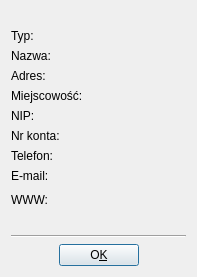
Above: qfaktury/ui/CounterpartyInfoDialog.ui from tkQCompany/qcompany before the change. Below: the same form after it.
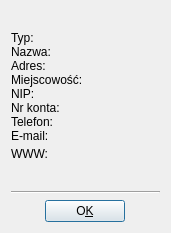
That is the form after the change.

Diff of the .ui file:
```diff
--- a/qfaktury/ui/CounterpartyInfoDialog.ui
+++ b/qfaktury/ui/CounterpartyInfoDialog.ui
@@ -6,8 +6,8 @@
    <rect>
     <x>0</x>
     <y>0</y>
-    <width>197</width>
-    <height>277</height>
+    <width>171</width>
+    <height>233</height>
    </rect>
   </property>
   <property name="sizePolicy">
@@ -22,22 +22,48 @@
   <layout class="QVBoxLayout" name="verticalLayout">
    <item>
     <layout class="QHBoxLayout" name="horizontalLayout">
+     <property name="spacing">
+      <number>0</number>
+     </property>
      <item>
       <layout class="QFormLayout" name="formLayout">
+       <property name="fieldGrowthPolicy">
+        <enum>QFormLayout::ExpandingFieldsGrow</enum>
+       </property>
        <property name="formAlignment">
         <set>Qt::AlignLeading|Qt::AlignLeft|Qt::AlignVCenter</set>
        </property>
+       <property name="horizontalSpacing">
+        <number>0</number>
+       </property>
+       <property name="verticalSpacing">
+        <number>0</number>
+       </property>
+       <item row="0" column="0">
+        <widget class="QLabel" name="labelType">
+         <property name="text">
+          <string>Typ:</string>
+         </property>
+        </widget>
+       </item>
+       <item row="0" column="1">
+        <widget class="QLabel" name="labelTypeVal">
+         <property name="text">
+          <string/>
+         </property>
+        </widget>
+       </item>
        <item row="1" column="0">
         <widget class="QLabel" name="labelName">
          <property name="minimumSize">
           <size>
-           <width>80</width>
+           <width>0</width>
            <height>0</height>
           </size>
          </property>
          <property name="maximumSize">
           <size>
-           <width>80</width>
+           <width>16777215</width>
            <height>16777215</height>
           </size>
          </property>
@@ -69,13 +95,13 @@
         <widget class="QLabel" name="labelAddress">
          <property name="minimumSize">
           <size>
-           <width>80</width>
+           <width>0</width>
            <height>0</height>
           </size>
          </property>
          <property name="maximumSize">
           <size>
-           <width>80</width>
+           <width>16777215</width>
            <height>16777215</height>
           </size>
          </property>
@@ -103,25 +129,6 @@
          </property>
         </widget>
        </item>
-       <item row="3" column="0">
-        <widget class="QLabel" name="labelLocation">
-         <property name="minimumSize">
-          <size>
-           <width>90</width>
-           <height>0</height>
-          </size>
-         </property>
-         <property name="maximumSize">
-          <size>
-           <width>80</width>
-           <height>16777215</height>
-          </size>
-         </property>
-         <property name="text">
-          <string>Miejscowość:</string>
-         </property>
-        </widget>
-       </item>
        <item row="3" column="1">
         <widget class="QLabel" name="labelCityE">
          <property name="sizePolicy">
@@ -145,13 +152,13 @@
         <widget class="QLabel" name="labelTaxID">
          <property name="minimumSize">
           <size>
-           <width>80</width>
+           <width>0</width>
            <height>0</height>
           </size>
          </property>
          <property name="maximumSize">
           <size>
-           <width>80</width>
+           <width>16777215</width>
            <height>16777215</height>
           </size>
          </property>
@@ -183,13 +190,13 @@
         <widget class="QLabel" name="labelAccountName">
          <property name="minimumSize">
           <size>
-           <width>80</width>
+           <width>0</width>
            <height>0</height>
           </size>
          </property>
          <property name="maximumSize">
           <size>
-           <width>80</width>
+           <width>16777215</width>
            <height>16777215</height>
           </size>
          </property>
@@ -221,13 +228,13 @@
         <widget class="QLabel" name="labelPhone">
          <property name="minimumSize">
           <size>
-           <width>80</width>
+           <width>0</width>
            <height>0</height>
           </size>
          </property>
          <property name="maximumSize">
           <size>
-           <width>80</width>
+           <width>16777215</width>
            <height>16777215</height>
           </size>
          </property>
@@ -259,13 +266,13 @@
         <widget class="QLabel" name="labelEmail">
          <property name="minimumSize">
           <size>
-           <width>80</width>
+           <width>0</width>
            <height>0</height>
           </size>
          </property>
          <property name="maximumSize">
           <size>
-           <width>80</width>
+           <width>16777215</width>
            <height>16777215</height>
           </size>
          </property>
@@ -297,13 +304,13 @@
         <widget class="QLabel" name="labelWWW">
          <property name="minimumSize">
           <size>
-           <width>80</width>
+           <width>0</width>
            <height>0</height>
           </size>
          </property>
          <property name="maximumSize">
           <size>
-           <width>80</width>
+           <width>16777215</width>
            <height>16777215</height>
           </size>
          </property>
@@ -338,17 +345,22 @@
          </property>
         </widget>
        </item>
-       <item row="0" column="0">
-        <widget class="QLabel" name="labelType">
-         <property name="text">
-          <string>Typ:</string>
+       <item row="3" column="0">
+        <widget class="QLabel" name="labelLocation">
+         <property name="minimumSize">
+          <size>
+           <width>0</width>
+           <height>0</height>
+          </size>
          </property>
-        </widget>
-       </item>
-       <item row="0" column="1">
-        <widget class="QLabel" name="labelTypeVal">
+         <property name="maximumSize">
+          <size>
+           <width>16777215</width>
+           <height>16777215</height>
+          </size>
+         </property>
          <property name="text">
-          <string/>
+          <string>Miejscowość:</string>
          </property>
         </widget>
        </item>
```
